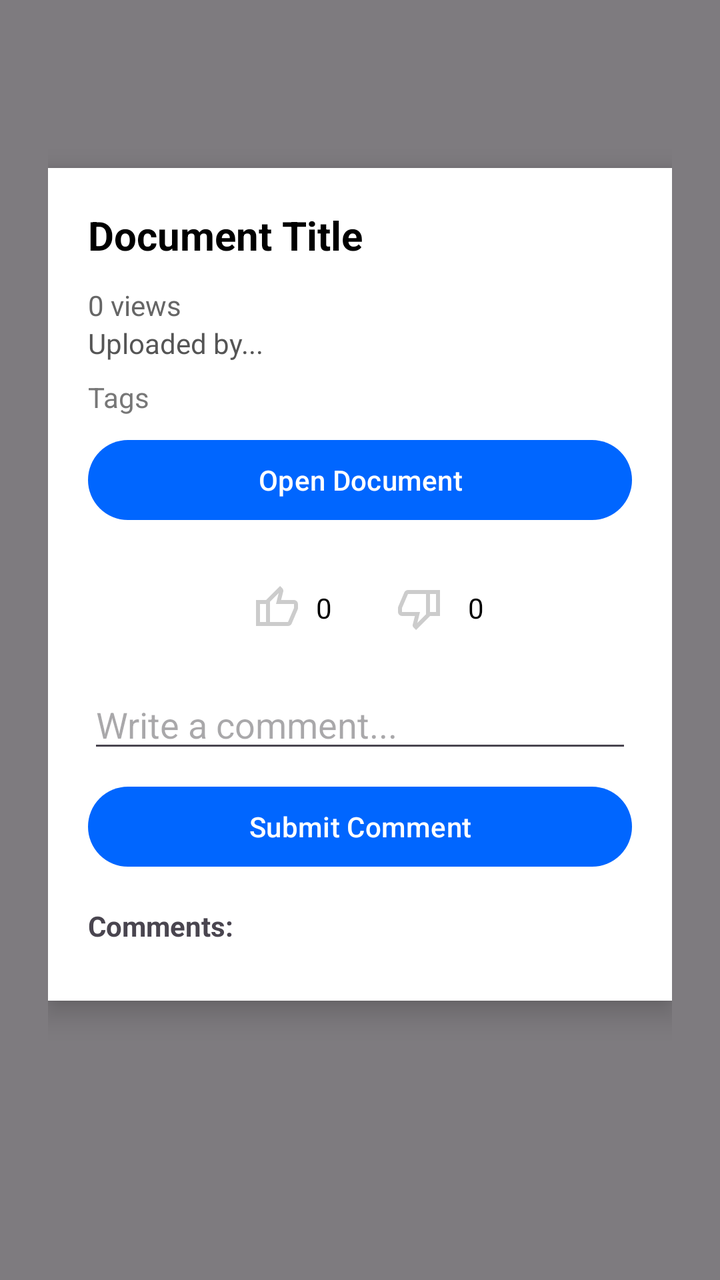
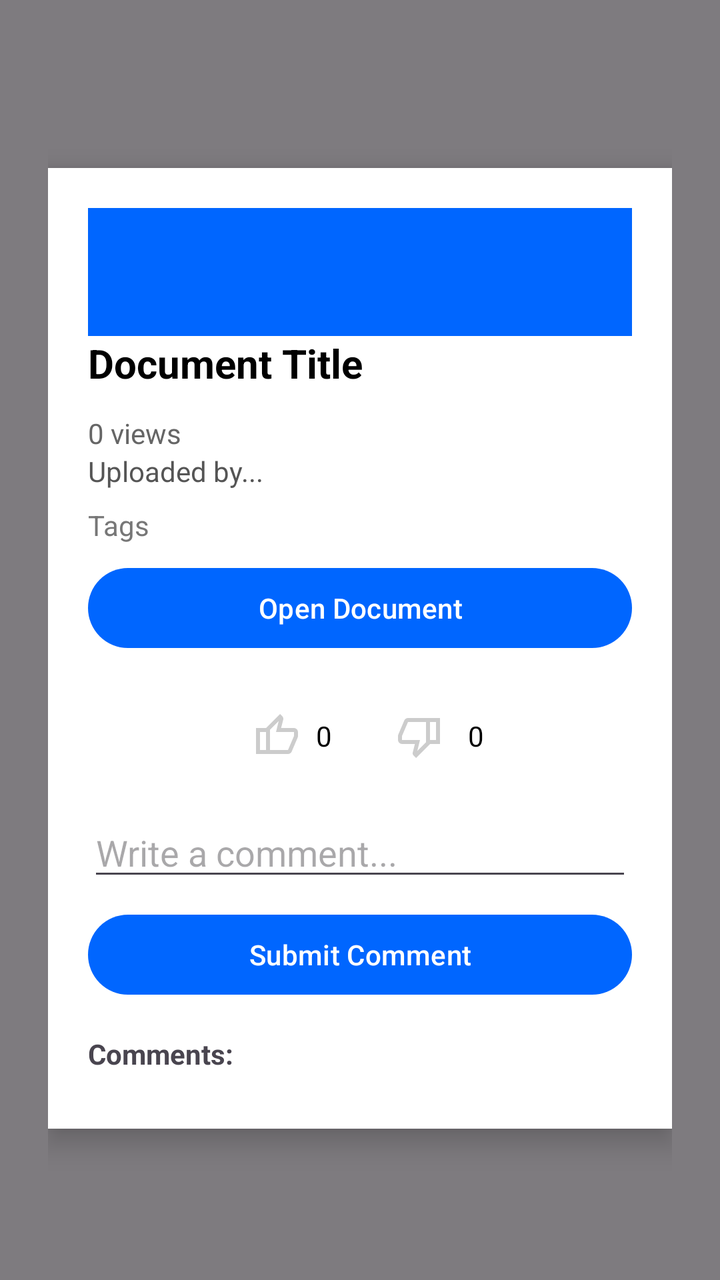

Compare the two renders of this Android layout. The source of the first and the diff that turns it into the second are given below.
<!-- AndroidManifest.xml: application theme Theme.AcadenceApp -->
<!-- res/layout/activity_document_detail.xml -->
<?xml version="1.0" encoding="utf-8"?>
<ScrollView xmlns:android="http://schemas.android.com/apk/res/android"
    xmlns:tools="http://schemas.android.com/tools"
    android:layout_width="match_parent"
    android:layout_height="match_parent"
    android:background="#80000000"
    android:padding="24dp">

    <LinearLayout
        android:layout_width="match_parent"
        android:layout_height="wrap_content"
        android:orientation="vertical"
        android:background="@android:color/white"
        android:padding="20dp"
        android:elevation="8dp"
        android:layout_marginTop="60dp"
        android:layout_marginBottom="60dp">

        <TextView
            android:id="@+id/detailTitle"
            android:layout_width="match_parent"
            android:layout_height="wrap_content"
            android:text="Document Title"
            android:textSize="20sp"
            android:textStyle="bold"
            android:textColor="#000000"
            android:layout_marginBottom="8dp" />

        <TextView
            android:id="@+id/viewCount"
            android:layout_width="wrap_content"
            android:layout_height="wrap_content"
            android:text="0 views"
            android:textColor="#666"
            android:textSize="14sp"
            android:layout_marginTop="4dp"/>


        <TextView
            android:id="@+id/detailMeta"
            android:layout_width="match_parent"
            android:layout_height="wrap_content"
            android:text="Uploaded by..."
            android:textSize="14sp"
            android:textColor="#555555"
            android:layout_marginBottom="8dp" />

        <TextView
            android:id="@+id/detailTags"
            android:layout_width="match_parent"
            android:layout_height="wrap_content"
            android:text="Tags"
            android:textSize="14sp"
            android:textColor="#777777"
            android:layout_marginBottom="8dp" />

        <Button
            android:id="@+id/openDocumentButton"
            android:layout_width="match_parent"
            android:layout_height="wrap_content"
            android:text="Open Document"
            android:layout_marginBottom="12dp" />

        <LinearLayout
            android:layout_width="match_parent"
            android:layout_height="wrap_content"
            android:orientation="horizontal"
            android:gravity="center"
            android:layout_marginTop="8dp">

            <ImageButton
                android:id="@+id/likeButton"
                android:layout_width="40dp"
                android:layout_height="40dp"
                android:background="?attr/selectableItemBackgroundBorderless"
                android:src="@drawable/ic_thumb_up"
                android:tint="@color/gray"
                tools:ignore="UseAppTint" />

            <TextView
                android:id="@+id/likeCount"
                android:layout_width="wrap_content"
                android:layout_height="wrap_content"
                android:layout_marginEnd="24dp"
                android:text="0"
                android:textSize="14sp"
                android:textColor="@color/black" />

            <ImageButton
                android:id="@+id/dislikeButton"
                android:layout_width="40dp"
                android:layout_height="40dp"
                android:background="?attr/selectableItemBackgroundBorderless"
                android:src="@drawable/ic_thumb_down"
                android:tint="@color/gray"
                tools:ignore="UseAppTint" />

            <TextView
                android:id="@+id/dislikeCount"
                android:layout_width="wrap_content"
                android:layout_height="wrap_content"
                android:text="0"
                android:textSize="14sp"
                android:textColor="@color/black"
                android:layout_marginStart="4dp" />
        </LinearLayout>



        <EditText
            android:id="@+id/commentInput"
            android:layout_width="match_parent"
            android:layout_height="wrap_content"
            android:hint="Write a comment..."
            android:layout_marginTop="16dp"
            android:layout_marginBottom="8dp" />

        <Button
            android:id="@+id/sendCommentBtn"
            android:layout_width="match_parent"
            android:layout_height="wrap_content"
            android:text="Submit Comment" />

        <TextView
            android:id="@+id/labelComments"
            android:layout_width="wrap_content"
            android:layout_height="wrap_content"
            android:text="Comments:"
            android:textStyle="bold"
            android:layout_marginTop="16dp"
            android:layout_marginBottom="8dp" />

        <androidx.recyclerview.widget.RecyclerView
            android:id="@+id/commentsRecycler"
            android:layout_width="match_parent"
            android:layout_height="wrap_content"
            android:overScrollMode="ifContentScrolls" />
    </LinearLayout>
</ScrollView>
<!-- resources referenced by this layout -->
<resources>
  <color name="black">#FF000000</color>
  <color name="gray">#CCCCCC</color>
  <!-- drawable ic_thumb_down (drawable) -->
  <vector xmlns:android="http://schemas.android.com/apk/res/android"
      android:width="24dp"
      android:height="24dp"
      android:viewportWidth="960"
      android:viewportHeight="960">
    <path
        android:pathData="M240,120h440v520L400,920l-50,-50q-7,-7 -11.5,-19t-4.5,-23v-14l44,-174L120,640q-32,0 -56,-24t-24,-56v-80q0,-7 2,-15t4,-15l120,-282q9,-20 30,-34t44,-14ZM600,200L240,200L120,480v80h360l-54,220 174,-174v-406ZM600,606v-406,406ZM680,640v-80h120v-360L680,200v-80h200v520L680,640Z"
        android:fillColor="#e3e3e3"/>
  </vector>
  <!-- drawable ic_thumb_up (drawable) -->
  <vector xmlns:android="http://schemas.android.com/apk/res/android"
      android:width="24dp"
      android:height="24dp"
      android:viewportWidth="960"
      android:viewportHeight="960">
    <path
        android:pathData="M720,840L280,840v-520l280,-280 50,50q7,7 11.5,19t4.5,23v14l-44,174h258q32,0 56,24t24,56v80q0,7 -2,15t-4,15L794,792q-9,20 -30,34t-44,14ZM360,760h360l120,-280v-80L480,400l54,-220 -174,174v406ZM360,354v406,-406ZM280,320v80L160,400v360h120v80L80,840v-520h200Z"
        android:fillColor="#e3e3e3"/>
  </vector>
  <style name="Theme.AcadenceApp" parent="Base.Theme.AcadenceApp" />
  <style name="Base.Theme.AcadenceApp" parent="Theme.Material3.DayNight.NoActionBar">
          <item name="colorPrimary">#0066FF</item>   
          <item name="colorPrimaryVariant">#004C99</item> 
          <item name="colorOnPrimary">#FFFFFF</item> 
      </style>
</resources>

<!-- the commit's change to res/layout/activity_document_detail.xml (unified diff, before → after) -->
@@ -15,6 +15,8 @@
         android:elevation="8dp"
         android:layout_marginTop="60dp"
         android:layout_marginBottom="60dp">
+
+        <include layout="@layout/toolbar" />
 
         <TextView
             android:id="@+id/detailTitle"
@@ -137,3 +139,15 @@
             android:overScrollMode="ifContentScrolls" />
     </LinearLayout>
 </ScrollView>
+<!-- res/layout/toolbar.xml (included above) -->
+<?xml version="1.0" encoding="utf-8"?>
+<androidx.appcompat.widget.Toolbar xmlns:android="http://schemas.android.com/apk/res/android"
+    android:id="@+id/globalToolbar"
+    android:layout_width="match_parent"
+    android:layout_height="wrap_content"
+    android:background="?attr/colorPrimary"
+    android:theme="@style/ThemeOverlay.AppCompat.Dark.ActionBar"
+    android:titleTextColor="@android:color/white"
+    android:padding="8dp"
+    android:elevation="4dp"
+    />
